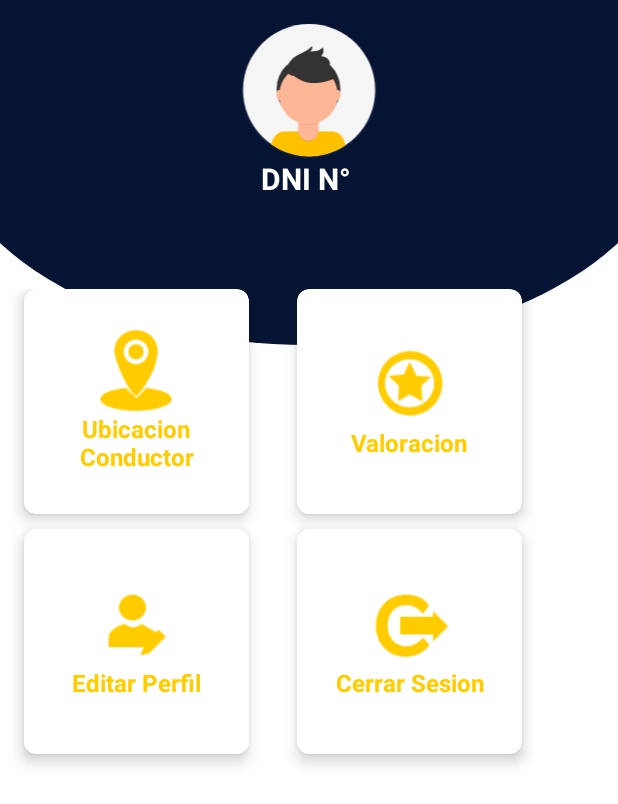
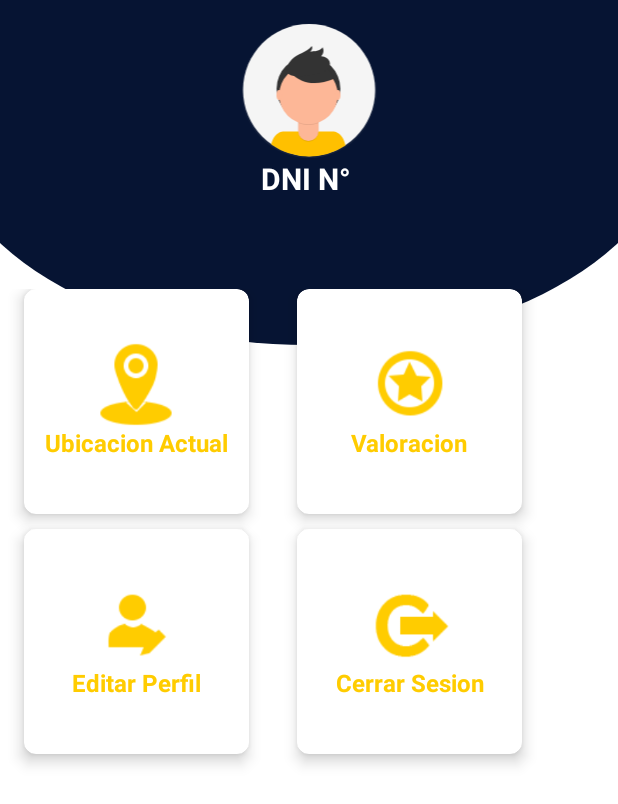
Before and after one commit to joseft-jack18/ThakhiAppV3, an Android app: the MainActivity screen opened directly, with no data from a screen before it, on a phone screen of 412 x 824 dp. Shown: the top 804 px of the screen. Run offline under Robolectric (Android 15) with nearby library versions, the phone set to English and light mode, and no system bars; our stand-ins replace Volley; 1 statement that could not run was skipped.

Commit message:
Guardar ubicacion 8

```diff
--- a/app/src/main/java/com/example/thakhiappv3/CalificacionActivity.kt
+++ b/app/src/main/java/com/example/thakhiappv3/CalificacionActivity.kt
@@ -2,6 +2,8 @@ package com.example.thakhiappv3
 
 import androidx.appcompat.app.AppCompatActivity
 import android.os.Bundle
+import com.example.thakhiappv3.Clases.admEnttEntrega
+import kotlinx.android.synthetic.main.activity_calificacion.*
 
 class CalificacionActivity : AppCompatActivity() {
 
@@ -9,7 +11,8 @@ class CalificacionActivity : AppCompatActivity() {
         super.onCreate(savedInstanceState)
         setContentView(R.layout.activity_calificacion)
 
+        codigo.text = "Codigo : " + admEnttEntrega.ENTid
+        dni.text = admEnttEntrega.CONdni
 
-        //dfgdfgdfgdfgdfg
     }
 }
--- a/app/src/main/java/com/example/thakhiappv3/Conexion/ClsConexion.kt
+++ b/app/src/main/java/com/example/thakhiappv3/Conexion/ClsConexion.kt
@@ -3,7 +3,8 @@ package com.example.thakhiappv3.Conexion
 class ClsConexion {
     companion object{
         //var url:String="https://thakhi.club/Cliente/"
-        var url:String="http://192.168.43.207:8080/ThakhiWS/Cliente/"
+        //var url:String="http://192.168.43.207:8080/ThakhiWS/Cliente/"
+        var url:String="http://192.168.1.44:8080/ThakhiWS/Cliente/"
         var dni:String=""
         var nombres:String=""
     }
--- a/app/src/main/java/com/example/thakhiappv3/UbicacionActivity.kt
+++ b/app/src/main/java/com/example/thakhiappv3/UbicacionActivity.kt
@@ -60,7 +60,7 @@ class UbicacionActivity : AppCompatActivity(), OnMapReadyCallback, GoogleMap.OnM
             var sr = StringRequest(
                 Request.Method.GET, url,
                 Response.Listener { response ->
-                    Toast.makeText(this,"Ubicacion guardada!",Toast.LENGTH_LONG).show()
+                    Toast.makeText(this,"Se ha enviado su Ubicacion!",Toast.LENGTH_LONG).show()
                 },
                 Response.ErrorListener { })
             rq.add(sr)
--- a/app/src/main/res/layout/activity_main.xml
+++ b/app/src/main/res/layout/activity_main.xml
@@ -1,6 +1,5 @@
 <?xml version="1.0" encoding="utf-8"?>
 <RelativeLayout
-
     xmlns:android="http://schemas.android.com/apk/res/android"
     xmlns:tools="http://schemas.android.com/tools"
     android:layout_width="match_parent"
@@ -10,7 +9,6 @@
     tools:context=".MainActivity"
     android:background="#fff">
 
-
     <RelativeLayout
         android:id="@+id/idLayoutFondo"
         android:layout_width="match_parent"
@@ -18,10 +16,7 @@
         android:background="@drawable/banner_redondo"
         android:layout_marginTop="-70dp"
         android:layout_marginLeft="-40dp"
-        android:layout_marginRight="-40dp">
-
-    </RelativeLayout>
-
+        android:layout_marginRight="-40dp"/>
 
     <ImageView
         android:id="@+id/avatar"
@@ -30,6 +25,7 @@
         android:layout_height="100dp"
         android:layout_marginTop="5dp"
         android:src="@drawable/avatar" />
+
     <TextView
         android:layout_width="match_parent"
         android:layout_height="wrap_content"
@@ -39,9 +35,7 @@
         android:textAlignment="center"
         android:textColor="@color/colorBlanco"
         android:textStyle="bold"
-        android:textSize="20sp">
-
-    </TextView>
+        android:textSize="20sp"/>
 
     <TextView
         android:id="@+id/txtnombre"
@@ -96,7 +90,7 @@
                     android:layout_height="match_parent"
                     android:layout_centerHorizontal="true"
                     android:layout_gravity="center_horizontal"
-                    android:text="Ubicacion Conductor"
+                    android:text="Ubicacion Actual"
                     android:textAlignment="center"
                     android:textColor="@color/colorJugar"
                     android:textSize="16sp"
```
Also changed, not shown: app/src/main/java/com/example/thakhiappv3/Clases/admEnttEntrega.kt (added, +14 -0 lines), app/src/main/java/com/example/thakhiappv3/MainActivity.kt (+46 -0 lines), app/src/main/res/layout/activity_calificacion.xml (+6 -9 lines).
